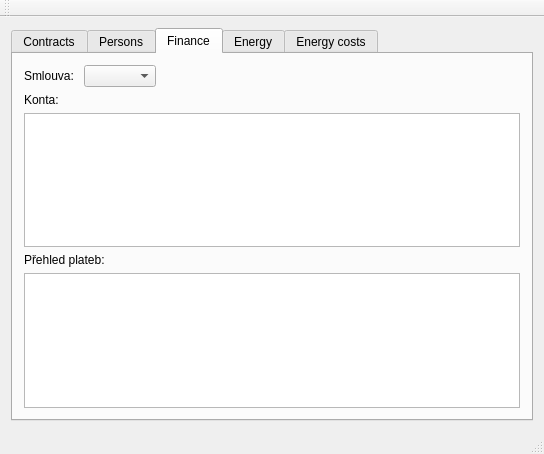
The window that mainwindow.ui (Tommekster/salut) describes before a commit, drawn with Qt 5.
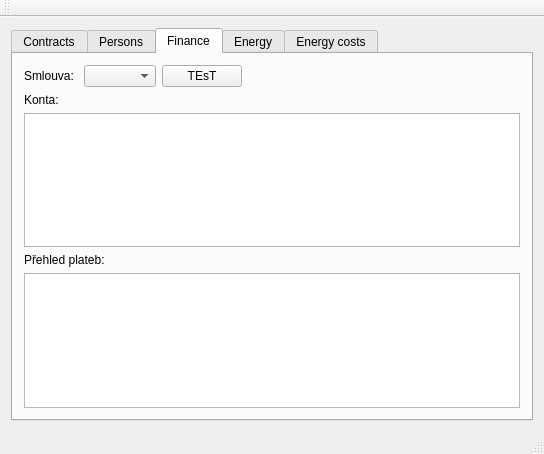
The same window after the commit. The open tabs and pages were chosen to show the change.

Commit message: Interaktivni formular pro zapis toku penez. Chybi napojeni na databazi atd. Zacatek class Transakce pro ukladani a plneni formulare TransakceForm.

Patch:
```diff
--- a/mainwindow.ui
+++ b/mainwindow.ui
@@ -162,6 +162,13 @@
             </property>
            </widget>
           </item>
+          <item>
+           <widget class="QPushButton" name="btnTestFinance">
+            <property name="text">
+             <string>TEsT</string>
+            </property>
+           </widget>
+          </item>
           <item>
            <spacer name="horizontalSpacer">
             <property name="orientation">
```
Left out of the diff: 2 changed lines with no effect on the pictures. The commit also changes 10 other files.
